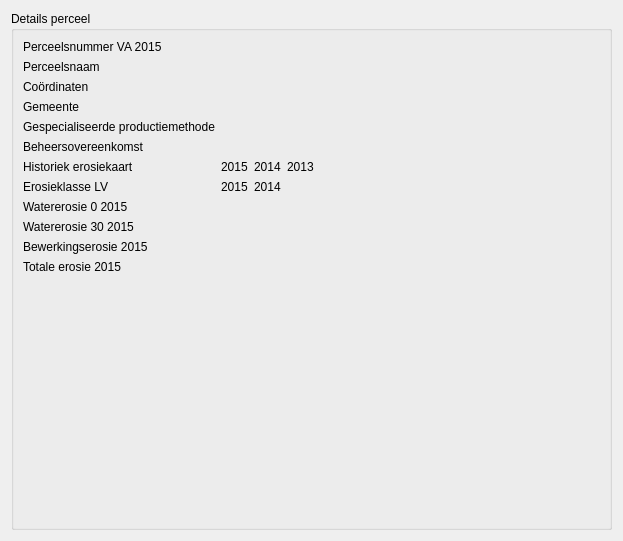
The window that parceleditwindow/ui_detailsparcel.ui (DOV-Vlaanderen/erosiebezwaren) describes before a commit, drawn with Qt 5.
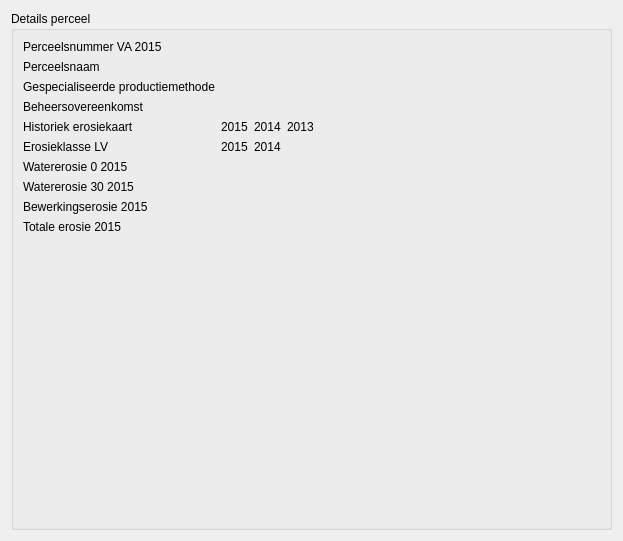
The same window after the commit. Custom widgets are drawn as their Qt base class.

```diff
--- a/parceleditwindow/ui_detailsparcel.ui
+++ b/parceleditwindow/ui_detailsparcel.ui
@@ -20,6 +20,12 @@
       <string>Details perceel</string>
      </property>
      <layout class="QFormLayout" name="formLayout">
+      <property name="fieldGrowthPolicy">
+       <enum>QFormLayout::AllNonFixedFieldsGrow</enum>
+      </property>
+      <property name="labelAlignment">
+       <set>Qt::AlignLeading|Qt::AlignLeft|Qt::AlignVCenter</set>
+      </property>
       <item row="0" column="0">
        <widget class="QLabel" name="lb_perceelsnr_va_2015">
         <property name="text">
@@ -49,69 +55,41 @@
        </widget>
       </item>
       <item row="2" column="0">
-       <widget class="QLabel" name="lb_gps">
-        <property name="text">
-         <string>Coördinaten</string>
-        </property>
-       </widget>
-      </item>
-      <item row="2" column="1">
-       <widget class="ValueLabel" name="efw_gps">
-        <property name="text">
-         <string/>
-        </property>
-       </widget>
-      </item>
-      <item row="3" column="0">
-       <widget class="QLabel" name="lb_gemeente">
-        <property name="text">
-         <string>Gemeente</string>
-        </property>
-       </widget>
-      </item>
-      <item row="3" column="1">
-       <widget class="ValueLabel" name="efw_gemeente">
-        <property name="text">
-         <string/>
-        </property>
-       </widget>
-      </item>
-      <item row="4" column="0">
        <widget class="QLabel" name="lb_gespec_pm">
         <property name="text">
          <string>Gespecialiseerde productiemethode</string>
         </property>
        </widget>
       </item>
-      <item row="4" column="1">
+      <item row="2" column="1">
        <widget class="ValueLabel" name="efw_gespec_pm">
         <property name="text">
          <string/>
         </property>
        </widget>
       </item>
-      <item row="5" column="0">
+      <item row="3" column="0">
        <widget class="QLabel" name="lb_bo">
         <property name="text">
          <string>Beheersovereenkomst</string>
         </property>
        </widget>
       </item>
-      <item row="5" column="1">
+      <item row="3" column="1">
        <widget class="ValueLabel" name="efw_bo">
         <property name="text">
          <string/>
         </property>
        </widget>
       </item>
-      <item row="6" column="0">
+      <item row="4" column="0">
        <widget class="QLabel" name="lb_historiek">
         <property name="text">
          <string>Historiek erosiekaart</string>
         </property>
        </widget>
       </item>
-      <item row="6" column="1">
+      <item row="4" column="1">
        <layout class="QHBoxLayout" name="horizontalLayout">
         <item>
          <widget class="SensitivityColorLabel" name="efw_kleur_2015">
@@ -154,14 +132,14 @@
         </item>
        </layout>
       </item>
-      <item row="7" column="0">
+      <item row="5" column="0">
        <widget class="QLabel" name="lb_erosieklasse_lv">
         <property name="text">
          <string>Erosieklasse LV</string>
         </property>
        </widget>
       </item>
-      <item row="7" column="1">
+      <item row="5" column="1">
        <layout class="QHBoxLayout" name="horizontalLayout_2">
         <item>
          <widget class="SensitivityColorLabel" name="efw_erosieklasse_lv_2015">
@@ -191,56 +169,56 @@
         </item>
        </layout>
       </item>
-      <item row="8" column="0">
+      <item row="6" column="0">
        <widget class="QLabel" name="lb_watererosie_0">
         <property name="text">
          <string>Watererosie 0 2015</string>
         </property>
        </widget>
       </item>
-      <item row="8" column="1">
+      <item row="6" column="1">
        <widget class="ValueLabel" name="efw_watererosie_0_2015">
         <property name="text">
          <string/>
         </property>
        </widget>
       </item>
-      <item row="9" column="0">
+      <item row="7" column="0">
        <widget class="QLabel" name="lb_watererosie_30">
         <property name="text">
          <string>Watererosie 30 2015</string>
         </property>
        </widget>
       </item>
-      <item row="9" column="1">
+      <item row="7" column="1">
        <widget class="ValueLabel" name="efw_watererosie_30_2015">
         <property name="text">
          <string/>
         </property>
        </widget>
       </item>
-      <item row="10" column="0">
+      <item row="8" column="0">
        <widget class="QLabel" name="lb_bewerkingserosie">
         <property name="text">
          <string>Bewerkingserosie 2015</string>
         </property>
        </widget>
       </item>
-      <item row="10" column="1">
+      <item row="8" column="1">
        <widget class="ValueLabel" name="efw_bewerkingserosie_2015">
         <property name="text">
          <string/>
         </property>
        </widget>
       </item>
-      <item row="11" column="0">
+      <item row="9" column="0">
        <widget class="QLabel" name="lb_totale_erosie">
         <property name="text">
          <string>Totale erosie 2015</string>
         </property>
        </widget>
       </item>
-      <item row="11" column="1">
+      <item row="9" column="1">
        <widget class="ValueLabel" name="efw_totale_erosie_2015">
         <property name="text">
          <string/>
```
